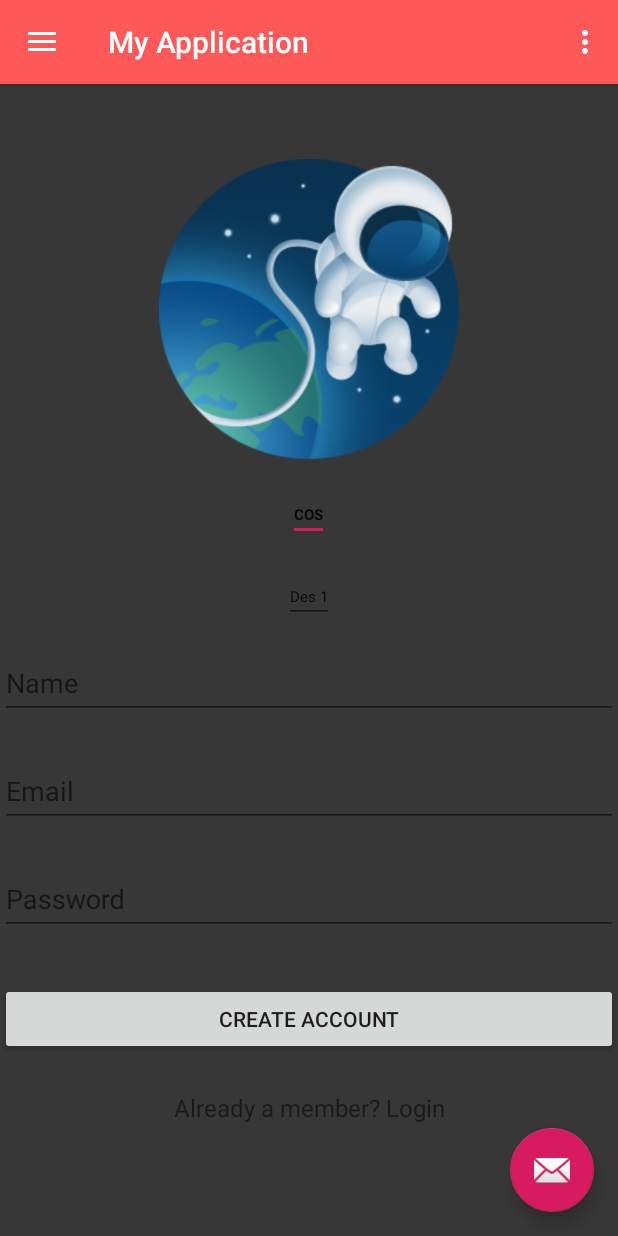
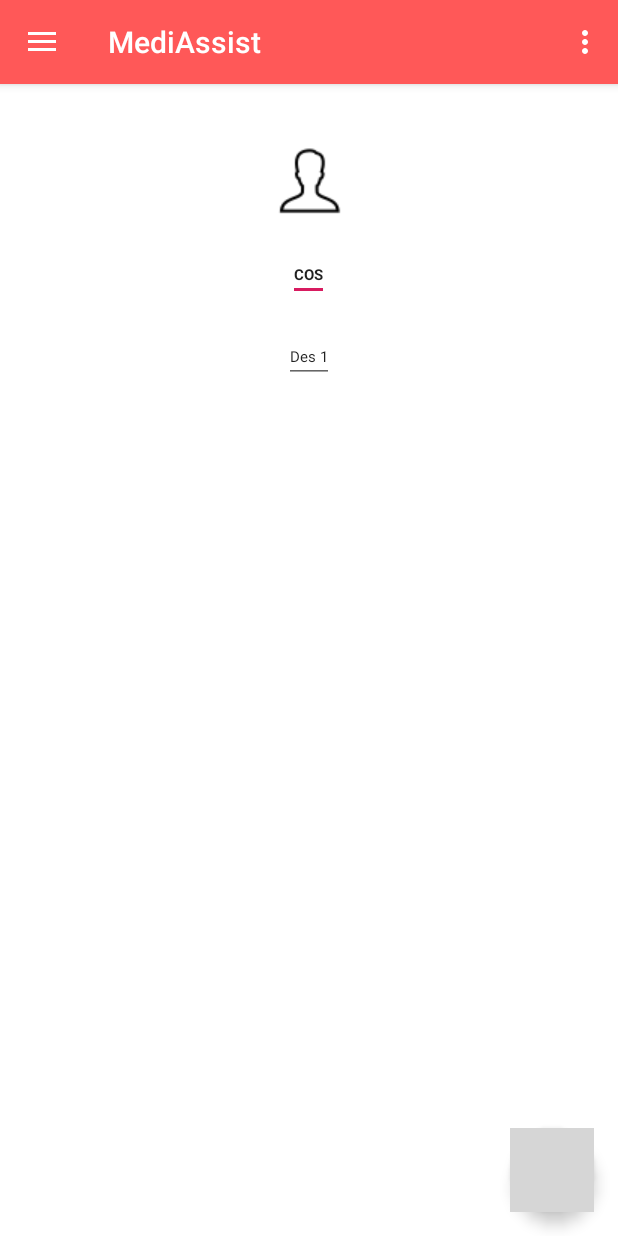
Before and after one commit to DanishAli01/Medi_Assist, an Android app: the MainActivity screen opened directly, with no data from a screen before it, on a phone screen of 412 x 824 dp. Run offline under Robolectric (Android 15) with nearby library versions, the phone set to English and light mode, and no system bars; grey boxes are pictures that could not be loaded.

Commit message:
Colour + Volley Draft Only

```diff
--- a/app/build.gradle
+++ b/app/build.gradle
@@ -9,6 +9,7 @@ android {
         versionCode 1
         versionName "1.0"
         testInstrumentationRunner "android.support.test.runner.AndroidJUnitRunner"
+        vectorDrawables.useSupportLibrary = true
     }
     buildTypes {
         release {
@@ -24,12 +25,14 @@ dependencies {
     implementation 'com.android.support:appcompat-v7:28.0.0'
     implementation 'com.android.support:design:28.0.0'
     implementation 'com.android.support.constraint:constraint-layout:1.1.3'
+    implementation 'com.android.support:support-vector-drawable:28.0.0'
     testImplementation 'junit:junit:4.12'
     androidTestImplementation 'com.android.support.test:runner:1.0.2'
     androidTestImplementation 'com.android.support.test.espresso:espresso-core:3.0.2'
     implementation 'com.android.support:cardview-v7:28.0.0'
     implementation 'com.google.android.gms:play-services-vision:17.0.2'
-
+    implementation 'com.android.volley:volley:1.1.1'
+    implementation 'com.android.support:design:28.0.0'
 
 
 }
--- a/app/src/main/java/com/example/danishali/assignment03/myapplication/SlideAdapter.java
+++ b/app/src/main/java/com/example/danishali/assignment03/myapplication/SlideAdapter.java
@@ -28,7 +28,7 @@ public class SlideAdapter extends PagerAdapter {
 
     //list of images
     public int [] lst_images = {
-            R.drawable.image_1,
+            R.drawable.profile,
             R.drawable.image_2,
             R.drawable.image_3,
             R.drawable.image_4,
@@ -53,9 +53,9 @@ public class SlideAdapter extends PagerAdapter {
 
     public int [] lst_background = {
 
-            Color.rgb(55,55,55),
-            Color.rgb(239,85,85),
-            Color.rgb(110,49,8),
+            Color.rgb(255,255,255),
+            Color.rgb(255,255,255),
+            Color.rgb(255,255,255),
             Color.rgb(1,188,212)
     };
 
--- a/app/src/main/java/com/example/danishali/assignment03/myapplication/com/example/danishali/assignment03/myapplication/DashBoard/MainActivity.java
+++ b/app/src/main/java/com/example/danishali/assignment03/myapplication/com/example/danishali/assignment03/myapplication/DashBoard/MainActivity.java
@@ -13,15 +13,22 @@ import android.support.v7.widget.Toolbar;
 import android.view.Menu;
 import android.view.MenuItem;
 import android.view.View;
+import android.widget.TextView;
 
 import com.example.danishali.assignment03.myapplication.R;
 import com.example.danishali.assignment03.myapplication.SlideAdapter;
+import com.example.danishali.assignment03.myapplication.com.example.danishali.assignment03.myapplication.PersonalProfile.GivenAddress;
+import com.example.danishali.assignment03.myapplication.com.example.danishali.assignment03.myapplication.PersonalProfile.GivenContact;
+import com.example.danishali.assignment03.myapplication.com.example.danishali.assignment03.myapplication.PersonalProfile.PersonProfile;
+
+
 
 public class MainActivity extends AppCompatActivity
         implements NavigationView.OnNavigationItemSelectedListener {
 
     private ViewPager viewPager;
     private SlideAdapter slideAdapter;
+    private TextView nav_header_title;
 
 
     @Override
@@ -32,6 +39,8 @@ public class MainActivity extends AppCompatActivity
         viewPager = (ViewPager) findViewById(R.id.viewpager);
         slideAdapter = new SlideAdapter(this);
         viewPager.setAdapter(slideAdapter);
+        nav_header_title = (TextView)  findViewById(R.id.nav_header_profile);
+        //nav_header_title.setText();
 
 
         Toolbar toolbar = (Toolbar) findViewById(R.id.toolbar);
@@ -48,6 +57,8 @@ public class MainActivity extends AppCompatActivity
 
             }
         });
+
+
 
         DrawerLayout drawer = (DrawerLayout) findViewById(R.id.drawer_layout);
         ActionBarDrawerToggle toggle = new ActionBarDrawerToggle(
@@ -115,4 +126,9 @@ public class MainActivity extends AppCompatActivity
         drawer.closeDrawer(GravityCompat.START);
         return true;
     }
+
+   GivenAddress address = new GivenAddress("16 Summer Street","Dublin","Dublin 03","TW20D03");
+    GivenContact contact = new GivenContact("0892-324","421321","danishali158@gmail.com");
+   PersonProfile personalprofile = new PersonProfile("123",contact,"A+ve","Danish Ali","Male","30/09/1994",address);
+
 }
--- /dev/null
+++ b/app/src/main/java/com/example/danishali/assignment03/myapplication/com/example/danishali/assignment03/myapplication/JsonMaker/JSONMaker.java
@@ -0,0 +1,6 @@
+package com.example.danishali.assignment03.myapplication.com.example.danishali.assignment03.myapplication.JsonMaker;
+
+public class JSONMaker {
+
+
+}
--- /dev/null
+++ b/app/src/main/java/com/example/danishali/assignment03/myapplication/com/example/danishali/assignment03/myapplication/PersonalProfile/GivenAddress.java
@@ -0,0 +1,51 @@
+package com.example.danishali.assignment03.myapplication.com.example.danishali.assignment03.myapplication.PersonalProfile;
+
+public class GivenAddress {
+
+
+        private String street;
+        private String House;
+        private String county;
+        private String eircode;
+
+        public GivenAddress(String street, String city, String county, String eircode) {
+            this.street = street;
+            this.House = city;
+            this.county = county;
+            this.eircode = eircode;
+        }
+
+        public String getStreet() {
+            return street;
+        }
+
+        public void setStreet(String street) {
+            this.street = street;
+        }
+
+        public String getHouse() {
+            return House;
+        }
+
+        public void setHouse(String house) {
+            this.House = house;
+        }
+
+        public String getCounty() {
+            return county;
+        }
+
+        public void setCounty(String county) {
+            this.county = county;
+        }
+
+        public String getEircode() {
+            return eircode;
+        }
+
+        public void setEircode(String eircode) {
+            this.eircode = eircode;
+        }
+
+
+}
--- /dev/null
+++ b/app/src/main/java/com/example/danishali/assignment03/myapplication/com/example/danishali/assignment03/myapplication/PersonalProfile/GivenContact.java
@@ -0,0 +1,48 @@
+package com.example.danishali.assignment03.myapplication.com.example.danishali.assignment03.myapplication.PersonalProfile;
+import android.provider.ContactsContract;
+
+public class GivenContact {
+
+    private String home;
+    private String mobile;
+    private String email;
+
+    public GivenContact(String home, String mobile, String email) {
+        this.home = home;
+        this.mobile = mobile;
+        this.email = email;
+    }
+
+    public String getHome() {
+        return home;
+    }
+
+    public void setHome(String home) {
+        this.home = home;
+    }
+
+    public String getMobile() {
+        return mobile;
+    }
+
+    public void setMobile(String mobile) {
+        this.mobile = mobile;
+    }
+
+    public String getEmail() {
+        return email;
+    }
+
+    public void setEmail(String email) {
+        this.email = email;
+    }
+
+    @Override
+    public String toString() {
+        return "Contact{" +
+                "home='" + home + '\'' +
+                ", mobile='" + mobile + '\'' +
+                ", email=" + email +
+                '}';
+    }
+}
--- /dev/null
+++ b/app/src/main/java/com/example/danishali/assignment03/myapplication/com/example/danishali/assignment03/myapplication/PersonalProfile/PersonProfile.java
@@ -0,0 +1,91 @@
+package com.example.danishali.assignment03.myapplication.com.example.danishali.assignment03.myapplication.PersonalProfile;
+
+public class PersonProfile {
+
+        private String id;
+        private GivenContact contact;
+        private String bloodgroup;
+        private String Name;
+        private String gender;
+        private String dateofbirth;
+        private GivenAddress address;
+
+    public PersonProfile(String id, GivenContact contact, String bloodgroup, String name, String gender, String dateofbirth, GivenAddress address) {
+        this.id = id;
+        this.contact = contact;
+        this.bloodgroup = bloodgroup;
+        Name = name;
+        this.gender = gender;
+        this.dateofbirth = dateofbirth;
+        this.address = address;
+    }
+
+    public String getId() {
+        return id;
+    }
+
+    public void setId(String id) {
+        this.id = id;
+    }
+
+    public GivenContact getContact() {
+        return contact;
+    }
+
+    public void setContact(GivenContact contact) {
+        this.contact = contact;
+    }
+
+    public String getBloodgroup() {
+        return bloodgroup;
+    }
+
+    public void setBloodgroup(String bloodgroup) {
+        this.bloodgroup = bloodgroup;
+    }
+
+    public String getName() {
+        return Name;
+    }
+
+    public void setName(String name) {
+        Name = name;
+    }
+
+    public String getGender() {
+        return gender;
+    }
+
+    public void setGender(String gender) {
+        this.gender = gender;
+    }
+
+    public String getDateofbirth() {
+        return dateofbirth;
+    }
+
+    public void setDateofbirth(String dateofbirth) {
+        this.dateofbirth = dateofbirth;
+    }
+
+    public GivenAddress getAddress() {
+        return address;
+    }
+
+    public void setAddress(GivenAddress address) {
+        this.address = address;
+    }
+
+    @Override
+    public String toString() {
+        return "PersonProfile{" +
+                "id='" + id + '\'' +
+                ", contact=" + contact +
+                ", bloodgroup='" + bloodgroup + '\'' +
+                ", Name='" + Name + '\'' +
+                ", gender='" + gender + '\'' +
+                ", dateofbirth='" + dateofbirth + '\'' +
+                ", address=" + address +
+                '}';
+    }
+}
--- a/app/src/main/res/drawable/side_nav_bar.xml
+++ b/app/src/main/res/drawable/side_nav_bar.xml
@@ -2,8 +2,8 @@
     android:shape="rectangle">
     <gradient
         android:angle="135"
-        android:centerColor="#009688"
-        android:endColor="#00695C"
-        android:startColor="#4DB6AC"
+        android:centerColor="#FF5858"
+        android:endColor="#FF5858"
+        android:startColor="#FF5858"
         android:type="linear" />
 </shape>
--- a/app/src/main/res/layout/app_bar_main.xml
+++ b/app/src/main/res/layout/app_bar_main.xml
@@ -28,6 +28,7 @@
         android:layout_height="wrap_content"
         android:layout_gravity="bottom|end"
         android:layout_margin="@dimen/fab_margin"
-        app:srcCompat="@android:drawable/ic_dialog_email" />
+        android:backgroundTint="@color/light"
+        android:src="@drawable/pen_edit" />
 
 </android.support.design.widget.CoordinatorLayout>
--- a/app/src/main/res/layout/content_main.xml
+++ b/app/src/main/res/layout/content_main.xml
@@ -1,19 +1,34 @@
 <?xml version="1.0" encoding="utf-8"?>
+
 <LinearLayout xmlns:android="http://schemas.android.com/apk/res/android"
     xmlns:app="http://schemas.android.com/apk/res-auto"
     xmlns:tools="http://schemas.android.com/tools"
     android:layout_width="match_parent"
     android:layout_height="match_parent"
+    android:orientation="vertical"
     app:layout_behavior="@string/appbar_scrolling_view_behavior"
     tools:context=".com.example.danishali.assignment03.myapplication.DashBoard.MainActivity"
     tools:showIn="@layout/app_bar_main"
-    android:id="@+id/recycler_view">
+    android:id="@+id/recycler_view"
+    >
 
     <android.support.v4.view.ViewPager
         android:id="@+id/viewpager"
         android:layout_width="match_parent"
         android:layout_height="match_parent">
-
     </android.support.v4.view.ViewPager>
 
-</LinearLayout>
+    <TextView
+        android:id="@+id/message"
+        android:layout_width="wrap_content"
+        android:layout_height="wrap_content"
+        android:layout_marginStart="@dimen/activity_horizontal_margin"
+        android:layout_marginLeft="@dimen/activity_horizontal_margin"
+        android:layout_marginTop="@dimen/activity_vertical_margin"
+        android:text="@string/title_home"
+        app:layout_constraintLeft_toLeftOf="parent"
+        app:layout_constraintTop_toTopOf="parent" />
+
+
+
+    </LinearLayout>
--- a/app/src/main/res/layout/nav_header_main.xml
+++ b/app/src/main/res/layout/nav_header_main.xml
@@ -21,6 +21,7 @@
         app:srcCompat="@mipmap/ic_launcher_round" />
 
     <TextView
+        android:id="@+id/nav_header_profile"
         android:layout_width="match_parent"
         android:layout_height="wrap_content"
         android:paddingTop="@dimen/nav_header_vertical_spacing"
--- a/app/src/main/res/layout/slide.xml
+++ b/app/src/main/res/layout/slide.xml
@@ -1,90 +1,95 @@
 <?xml version="1.0" encoding="utf-8"?>
-<LinearLayout
-    xmlns:android="http://schemas.android.com/apk/res/android"
+<LinearLayout xmlns:android="http://schemas.android.com/apk/res/android"
+    xmlns:tools="http://schemas.android.com/tools"
     android:id="@+id/Slidelinearlayout"
     android:layout_width="match_parent"
-    android:orientation="vertical"
     android:layout_height="match_parent"
-    android:gravity="center">
+    android:layout_marginTop="100dp"
+    android:gravity="top|center_horizontal"
+    android:orientation="vertical">
+
     <ImageView
+        android:layout_marginTop="40dp"
         android:id="@+id/slideimg"
-        android:layout_width="200dp"
-        android:layout_height="200dp" />
+        android:layout_width="50dp"
+        android:layout_height="50dp"
+        android:scaleType="fitCenter" />
 
     <EditText
         android:id="@+id/title"
         android:layout_width="wrap_content"
         android:layout_height="wrap_content"
+        android:layout_marginTop="20dp"
         android:text="TitleHere"
         android:textSize="10sp"
-        android:textStyle="bold"
-        android:layout_marginTop="20dp"/>
+        android:textStyle="bold" />
+
     <EditText
+        android:id="@+id/DescritpitonHere"
+        android:layout_width="wrap_content"
+        android:layout_height="wrap_content"
+        android:layout_marginTop="20dp"
+        android:text="Description"
         android:textAlignment="center"
-        android:id="@+id/DescritpitonHere"
-        android:text="Description"
-        android:textSize="10sp"
-        android:layout_marginTop="20dp"
-        android:layout_width="wrap_content"
-        android:layout_height="wrap_content" />
+        android:textSize="10sp" />
 
-    <android.support.design.widget.TextInputLayout
-        android:layout_width="match_parent"
-        android:layout_height="wrap_content"
-        android:layout_marginTop="8dp"
-        android:layout_marginBottom="8dp">
+    <!--<android.support.design.widget.TextInputLayout-->
+    <!--android:layout_width="match_parent"-->
+    <!--android:layout_height="wrap_content"-->
+    <!--android:layout_marginTop="8dp"-->
+    <!--android:layout_marginBottom="8dp">-->
 
-        <EditText
-            android:id="@+id/input_name"
-            android:layout_width="match_parent"
-            android:layout_height="wrap_content"
-            android:hint="Name"
-            android:inputType="textCapWords" />
-    </android.support.design.widget.TextInputLayout>
+    <!--<EditText-->
+    <!--android:id="@+id/input_name"-->
+    <!--android:layout_width="match_parent"-->
+    <!--android:layout_height="wrap_content"-->
+    <!--android:hint="Name"-->
+    <!--android:inputType="textCapWords" />-->
+    <!--</android.support.design.widget.TextInputLayout>-->
 
-    <!-- Email Label -->
-    <android.support.design.widget.TextInputLayout
-        android:layout_width="match_parent"
-        android:layout_height="wrap_content"
-        android:layout_marginTop="8dp"
-        android:layout_marginBottom="8dp">
-        <EditText android:id="@+id/input_email"
-            android:layout_width="match_parent"
-            android:layout_height="wrap_content"
-            android:inputType="textEmailAddress"
-            android:hint="Email" />
-    </android.support.design.widget.TextInputLayout>
+    <!--&lt;!&ndash; Email Label &ndash;&gt;-->
+    <!--<android.support.design.widget.TextInputLayout-->
+    <!--android:layout_width="match_parent"-->
+    <!--android:layout_height="wrap_content"-->
+    <!--android:layout_marginTop="8dp"-->
+    <!--android:layout_marginBottom="8dp">-->
+    <!--<EditText android:id="@+id/input_email"-->
+    <!--android:layout_width="match_parent"-->
+    <!--android:layout_height="wrap_content"-->
+    <!--android:inputType="textEmailAddress"-->
+    <!--android:hint="Email" />-->
+    <!--</android.support.design.widget.TextInputLayout>-->
 
-    <!-- Password Label -->
-    <android.support.design.widget.TextInputLayout
-        android:layout_width="match_parent"
-        android:layout_height="wrap_content"
-        android:layout_marginTop="8dp"
-        android:layout_marginBottom="8dp">
-        <EditText android:id="@+id/input_password"
-            android:layout_width="match_parent"
-            android:layout_height="wrap_content"
-            android:inputType="textPassword"
-            android:hint="Password"/>
-    </android.support.design.widget.TextInputLayout>
+    <!--&lt;!&ndash; Password Label &ndash;&gt;-->
+    <!--<android.support.design.widget.TextInputLayout-->
+    <!--android:layout_width="match_parent"-->
+    <!--android:layout_height="wrap_content"-->
+    <!--android:layout_marginTop="8dp"-->
+    <!--android:layout_marginBottom="8dp">-->
+    <!--<EditText android:id="@+id/input_password"-->
+    <!--android:layout_width="match_parent"-->
+    <!--android:layout_height="wrap_content"-->
+    <!--android:inputType="textPassword"-->
+    <!--android:hint="Password"/>-->
+    <!--</android.support.design.widget.TextInputLayout>-->
 
-    <!-- Signup Button -->
-    <android.support.v7.widget.AppCompatButton
-        android:id="@+id/btn_signup"
-        android:layout_width="fill_parent"
-        android:layout_height="wrap_content"
-        android:layout_marginTop="24dp"
-        android:layout_marginBottom="24dp"
-        android:padding="12dp"
-        android:text="Create Account"/>
+    <!--&lt;!&ndash; Signup Button &ndash;&gt;-->
+    <!--<android.support.v7.widget.AppCompatButton-->
+    <!--android:id="@+id/btn_signup"-->
+    <!--android:layout_width="fill_parent"-->
+    <!--android:layout_height="wrap_content"-->
+    <!--android:layout_marginTop="24dp"-->
+    <!--android:layout_marginBottom="24dp"-->
+    <!--android:padding="12dp"-->
+    <!--android:text="Create Account"/>-->
 
-    <TextView android:id="@+id/link_login"
-        android:layout_width="fill_parent"
-        android:layout_height="wrap_content"
-        android:layout_marginBottom="24dp"
-        android:text="Already a member? Login"
-        android:gravity="center"
-        android:textSize="16dip"/>
+    <!--<TextView android:id="@+id/link_login"-->
+    <!--android:layout_width="fill_parent"-->
+    <!--android:layout_height="wrap_content"-->
+    <!--android:layout_marginBottom="24dp"-->
+    <!--android:text="Already a member? Login"-->
+    <!--android:gravity="center"-->
+    <!--android:textSize="16dip"/>-->
 
 
 </LinearLayout>
--- a/app/src/main/res/menu/main.xml
+++ b/app/src/main/res/menu/main.xml
@@ -3,6 +3,7 @@
     xmlns:app="http://schemas.android.com/apk/res-auto">
     <item
         android:id="@+id/action_settings"
+        android:iconTint="@color/colorPrimaryDark"
         android:orderInCategory="100"
         android:title="@string/action_settings"
         app:showAsAction="never" />
--- a/app/src/main/res/values/colors.xml
+++ b/app/src/main/res/values/colors.xml
@@ -2,5 +2,6 @@
 <resources>
     <color name="colorPrimary">#FF5858</color>
     <color name="colorPrimaryDark">#FF5858</color>
+    <color name="light">#FF5151</color>
     <color name="colorAccent">#D81B60</color>
 </resources>
```
Also changed, not shown: app/src/main/AndroidManifest.xml (+16 -17 lines), app/src/main/java/com/example/danishali/assignment03/myapplication/com/example/danishali/assignment03/myapplication/Accounts/LoginActivity.java (+8 -3 lines), app/src/main/res/values/dimens.xml (+10 -0 lines), app/src/main/res/values/strings.xml (+7 -1 lines).
